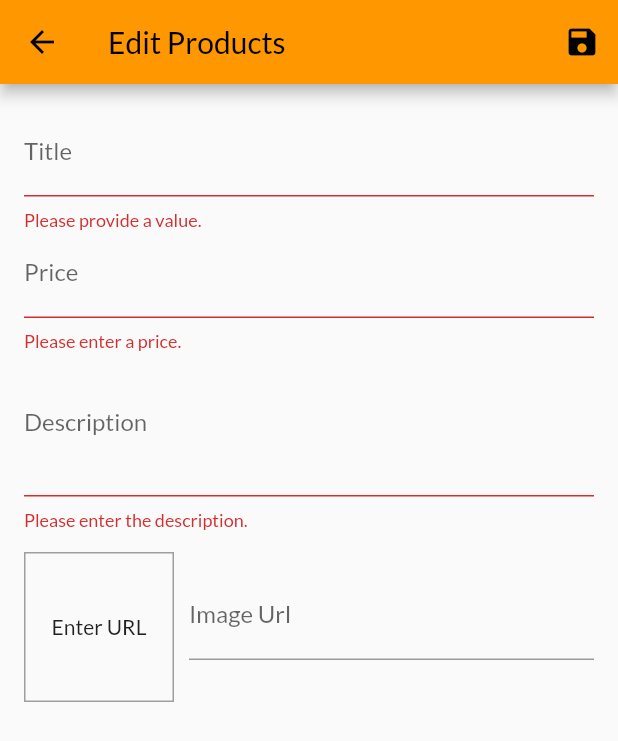
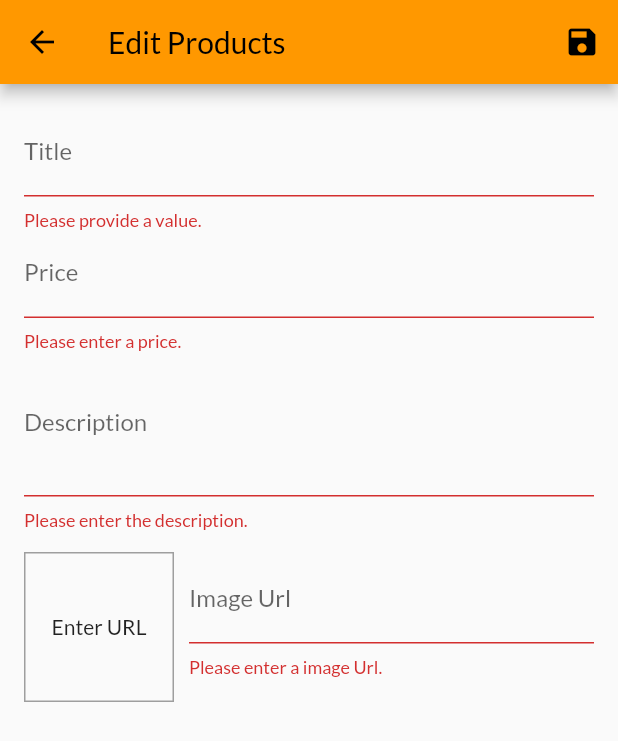
Before and after one commit to Khan-06/My_Shop, a Flutter app: the EditProductsScreen screen opened by its route, after a tap on the "save" icon, on a phone screen of 412 x 824 dp. Shown: the top 741 px of the screen. Run offline on Flutter 3.47's test engine with Material 2 defaults, Android fonts, the phone set to English and light mode, and no system bars; our stand-ins replace another_flushbar, google_fonts; network calls fail.

Commit message:
Adding more validation!

```diff
--- a/lib/screens/edit_products_screen.dart
+++ b/lib/screens/edit_products_screen.dart
@@ -36,6 +36,13 @@ class _EditProductsScreenState extends State<EditProductsScreen> {
 
   void _updateImageUrl() {
     if (!_imageUrlFocusNode.hasFocus) {
+      if ((!_imageUrlController.text.startsWith('http') &&
+              !_imageUrlController.text.startsWith('https')) ||
+          (!_imageUrlController.text.endsWith('.png') &&
+              !_imageUrlController.text.endsWith('.jpg') &&
+              !_imageUrlController.text.endsWith('.jpeg'))) {
+        return;
+      }
       setState(() {});
     }
   }
@@ -101,13 +108,13 @@ class _EditProductsScreenState extends State<EditProductsScreen> {
                   price: double.parse(newValue!),
                 ),
                 validator: (value) {
-                  if(value!.isEmpty){
+                  if (value!.isEmpty) {
                     return 'Please enter a price.';
                   }
-                  if(double.tryParse(value) == null) {
+                  if (double.tryParse(value) == null) {
                     return 'Please enter a valid amount.';
                   }
-                  if(double.parse(value) <= 0){
+                  if (double.parse(value) <= 0) {
                     return 'Please enter the price greater than zero';
                   }
                   return null;
@@ -125,10 +132,10 @@ class _EditProductsScreenState extends State<EditProductsScreen> {
                       imageUrl: _editedProduct.imageUrl,
                       price: _editedProduct.price),
                   validator: (value) {
-                    if(value!.isEmpty){
+                    if (value!.isEmpty) {
                       return 'Please enter the description.';
                     }
-                    if(value.length < 10){
+                    if (value.length < 10) {
                       return 'The description should be at least 10 characters long.';
                     }
                     return null;
@@ -151,8 +158,7 @@ class _EditProductsScreenState extends State<EditProductsScreen> {
                   ),
                   Expanded(
                     child: TextFormField(
-                        decoration:
-                            const InputDecoration(labelText: 'Image Url'),
+                      decoration: const InputDecoration(labelText: 'Image Url'),
                       keyboardType: TextInputType.url,
                       textInputAction: TextInputAction.done,
                       controller: _imageUrlController,
@@ -164,7 +170,23 @@ class _EditProductsScreenState extends State<EditProductsScreen> {
                           description: _editedProduct.description,
                           title: _editedProduct.title,
                           imageUrl: newValue!,
-                            price: _editedProduct.price)),
+                          price: _editedProduct.price),
+                      validator: (value) {
+                        if (value!.isEmpty) {
+                          return 'Please enter a image Url.';
+                        }
+                        if (!value.startsWith('http') &&
+                            !value.startsWith('https')) {
+                          return 'Please enter a valid Url.';
+                        }
+                        if (!value.endsWith('.png') &&
+                            !value.endsWith('.jpg') &&
+                            !value.endsWith('.jpeg')) {
+                          return 'Please enter a valid Url';
+                        }
+                        return null;
+                      },
+                    ),
                   ),
                 ],
               )
```
Also changed, not shown: pubspec.lock. Lines whose indentation alone changed are shown as unchanged.
